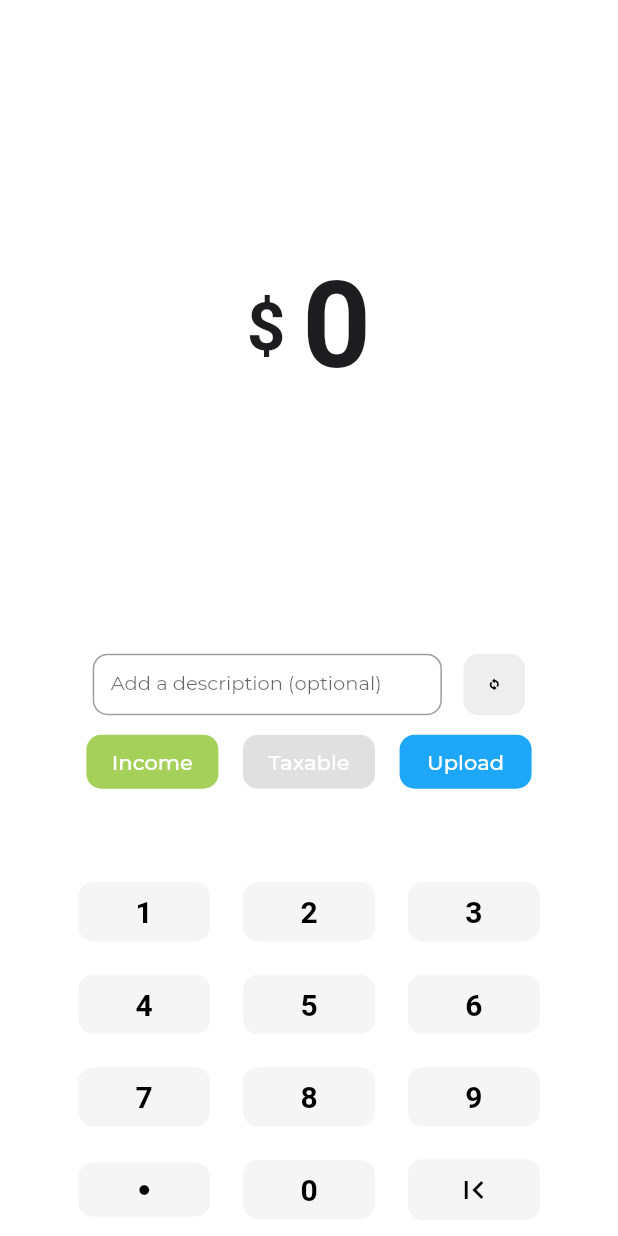
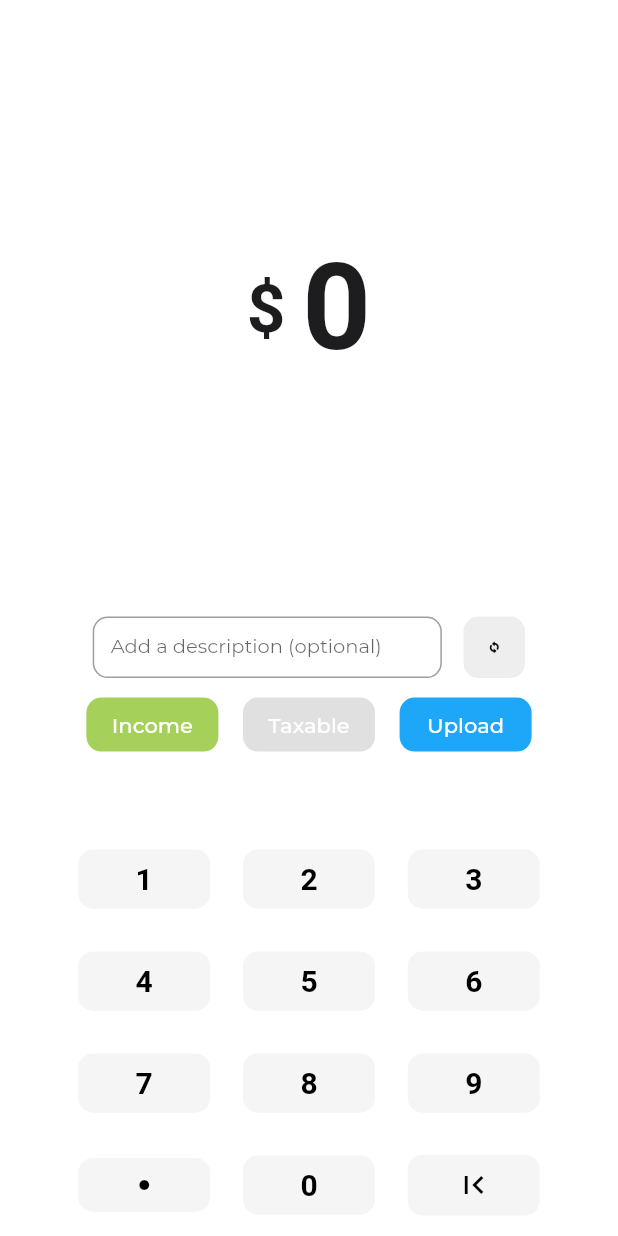
Before and after one commit to muhnee/muhnee_app, a Flutter app: the ExpensePageSingleFile screen opened directly, on a phone screen of 412 x 824 dp. Run offline on Flutter 3.47's test engine with Material 2 defaults, Android fonts, the phone set to English and light mode, and no system bars; our stand-ins replace awesome_dialog, cloud_firestore, cloud_functions, firebase_auth, flutter_spinkit, google_fonts and 1 more; accounts and stored records are empty; Roboto replaces fonts that are missing (SFPro).

Commit message:
33 keybaord

```diff
--- a/lib/pages/Home/ExpensePageSingleFile.dart
+++ b/lib/pages/Home/ExpensePageSingleFile.dart
@@ -69,7 +69,7 @@ class _ExpensePageSingleFileState extends State<ExpensePageSingleFile> {
   Widget CustomKeyboard() {
     return SizedBox(
         width: SizeConfig.blockSizeHorizontal * 80,
-        height: SizeConfig.blockSizeVertical * 30,
+        height: SizeConfig.blockSizeVertical * 33, //! USED TO BE 30 iPHONE
         child: Container(
           //color: Colors.white,
           child: Column(
```
